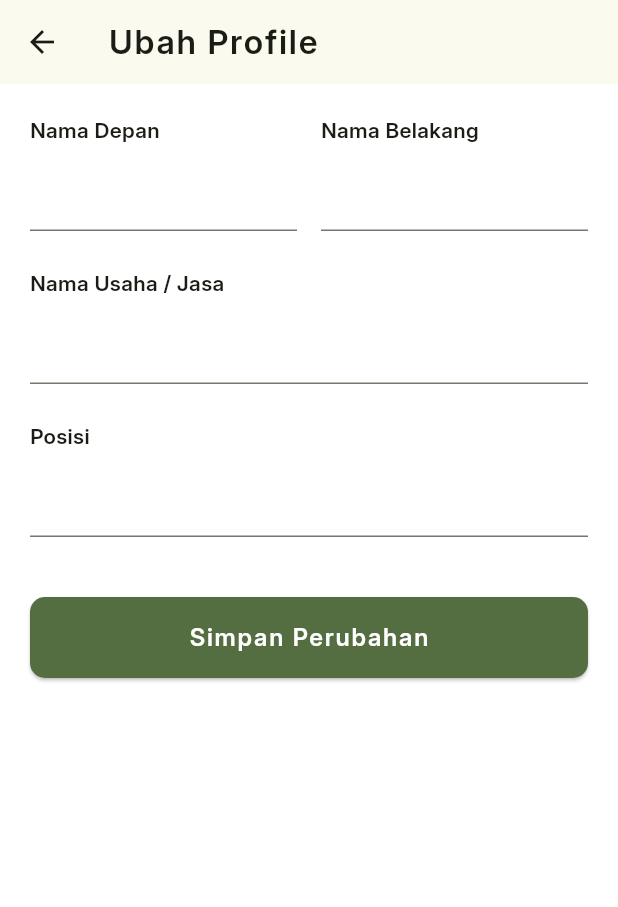
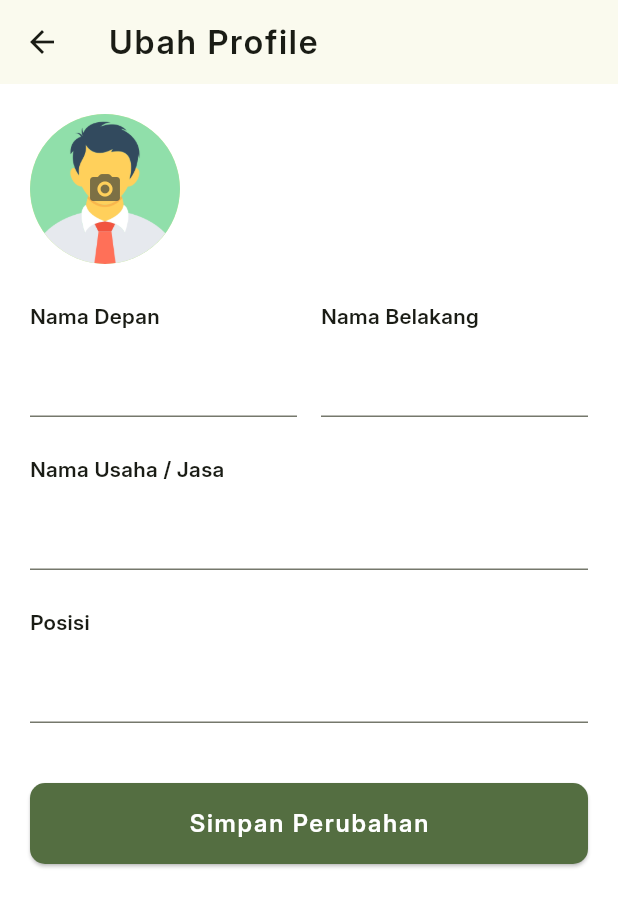
Before and after one commit to bayutp/b25_pg011_capstone_project, a Flutter app: the EditProfileScreen screen opened directly, on a phone screen of 412 x 824 dp. Shown: the top 907 px of the screen. Run offline on Flutter 3.47's test engine with Material 3 defaults, Android fonts, the phone set to English and light mode, and no system bars; our stand-ins replace cloud_firestore, date_picker_timeline, firebase_auth, firebase_core, firebase_messaging, flutter_local_notifications and 3 more; accounts and stored records are empty.

Commit message:
[bayu] - implement image picker

```diff
--- a/lib/main.dart
+++ b/lib/main.dart
@@ -6,6 +6,7 @@ import 'package:b25_pg011_capstone_project/provider/plan/detail_status_provider.
 import 'package:b25_pg011_capstone_project/provider/plan/plan_date_provider.dart';
 import 'package:b25_pg011_capstone_project/provider/plan/todo_status_provider.dart';
 import 'package:b25_pg011_capstone_project/provider/plan/user_plan_provider.dart';
+import 'package:b25_pg011_capstone_project/provider/user/user_image_provider.dart';
 import 'package:b25_pg011_capstone_project/provider/user/user_local_provider.dart';
 import 'package:b25_pg011_capstone_project/screen/auth/forgotpswd/forgot_pswd_screen.dart';
 import 'package:b25_pg011_capstone_project/screen/auth/register/register_screen.dart';
@@ -81,6 +82,7 @@ void main() async {
         ),
         ChangeNotifierProvider(create: (context) => TransactionTypeProvider()),
         ChangeNotifierProvider(create: (context) => CashflowDateProvider()),
+        ChangeNotifierProvider(create: (context) => UserImageProvider()),
       ],
       child: MyApp(user: user),
     ),
--- a/lib/screen/profile/edit_profile_screen.dart
+++ b/lib/screen/profile/edit_profile_screen.dart
@@ -5,6 +5,7 @@ import 'package:b25_pg011_capstone_project/data/model/user_local.dart';
 import 'package:b25_pg011_capstone_project/provider/user/user_local_provider.dart';
 import 'package:b25_pg011_capstone_project/service/auth_service.dart';
 import 'package:b25_pg011_capstone_project/static/navigation_route.dart';
+import 'package:b25_pg011_capstone_project/widget/editable_avatar.dart';
 import 'package:b25_pg011_capstone_project/widget/snackbar_widget.dart';
 import 'package:flutter/material.dart';
 import 'package:b25_pg011_capstone_project/widget/button_widget.dart';
@@ -165,10 +166,7 @@ class _EditProfileScreenState extends State<EditProfileScreen> {
     } catch (e) {
       if (mounted) {
         ScaffoldMessenger.of(context).showSnackBar(
-          SnackbarWidget(
-            message: "Data gagal disimpan!",
-            success: false,
-          ),
+          SnackbarWidget(message: "Data gagal disimpan!", success: false),
         );
       }
     } finally {
@@ -202,6 +200,8 @@ class _EditProfileScreenState extends State<EditProfileScreen> {
                   child: Column(
                     crossAxisAlignment: CrossAxisAlignment.start,
                     children: [
+                      EditableAvatar(imageUrl: null, size: 100),
+                      SizedBox(height: 24),
                       Row(
                         children: [
                           Expanded(
--- /dev/null
+++ b/lib/widget/editable_avatar.dart
@@ -0,0 +1,104 @@
+import 'package:b25_pg011_capstone_project/provider/user/user_image_provider.dart';
+import 'package:flutter/material.dart';
+import 'package:provider/provider.dart';
+
+class EditableAvatar extends StatefulWidget {
+  final String? imageUrl;
+  final double size;
+
+  const EditableAvatar({super.key, this.imageUrl, this.size = 90.0});
+
+  @override
+  State<EditableAvatar> createState() => _EditableAvatarState();
+}
+
+class _EditableAvatarState extends State<EditableAvatar> {
+  late UserImageProvider _imgService;
+
+  @override
+  void initState() {
+    super.initState();
+    _imgService = context.read<UserImageProvider>();
+  }
+
+  @override
+  Widget build(BuildContext context) {
+    final size = widget.size;
+    final imgUri = widget.imageUrl ?? '';
+    return Stack(
+      children: [
+        Consumer<UserImageProvider>(
+          builder: (context, value, child) {
+            return CircleAvatar(
+              radius: size / 2,
+              child: ClipOval(
+                child: value.imageBytes != null
+                    ? Image.memory(
+                        value.imageBytes!,
+                        fit: BoxFit.cover,
+                        width: size,
+                        height: size,
+                      )
+                    : (imgUri.isNotEmpty
+                          ? Image.network(
+                              imgUri,
+                              fit: BoxFit.cover,
+                              width: size,
+                              height: size,
+                            )
+                          : Image.asset(
+                              'assets/img/avatar.png',
+                              fit: BoxFit.cover,
+                              width: size,
+                              height: size,
+                            )),
+              ),
+            );
+          },
+        ),
+        Positioned(
+          top: 0,
+          bottom: 0,
+          right: 0,
+          left: 0,
+          child: Opacity(
+            opacity: 0.7,
+            child: IconButton(
+              onPressed: () {
+                showModalBottomSheet(
+                  context: context,
+                  builder: (_) => SafeArea(
+                    child: Padding(
+                      padding: const EdgeInsets.all(16.0),
+                      child: Wrap(
+                        children: [
+                          ListTile(
+                            leading: Icon(Icons.photo_library),
+                            title: Text('Gallery'),
+                            onTap: () {
+                              Navigator.pop(context);
+                              _imgService.openGallery();
+                            },
+                          ),
+                          ListTile(
+                            leading: Icon(Icons.camera_alt),
+                            title: Text('Camera'),
+                            onTap: () {
+                              Navigator.pop(context);
+                              _imgService.openCamera();
+                            },
+                          ),
+                        ],
+                      ),
+                    ),
+                  ),
+                );
+              },
+              icon: Icon(Icons.photo_camera_rounded),
+            ),
+          ),
+        ),
+      ],
+    );
+  }
+}
--- a/pubspec.yaml
+++ b/pubspec.yaml
@@ -54,6 +54,9 @@ dependencies:
   cloud_firestore: ^6.0.2
   firebase_messaging: ^16.0.3
   mockito: ^5.5.1
+  image_picker: ^1.2.0
+  camera: ^0.11.2
+  image_cropper: ^11.0.0
 
 dev_dependencies:
   flutter_test:
```
Also changed, not shown: lib/provider/user/user_image_provider.dart (added, +70 -0 lines), pubspec.lock.
